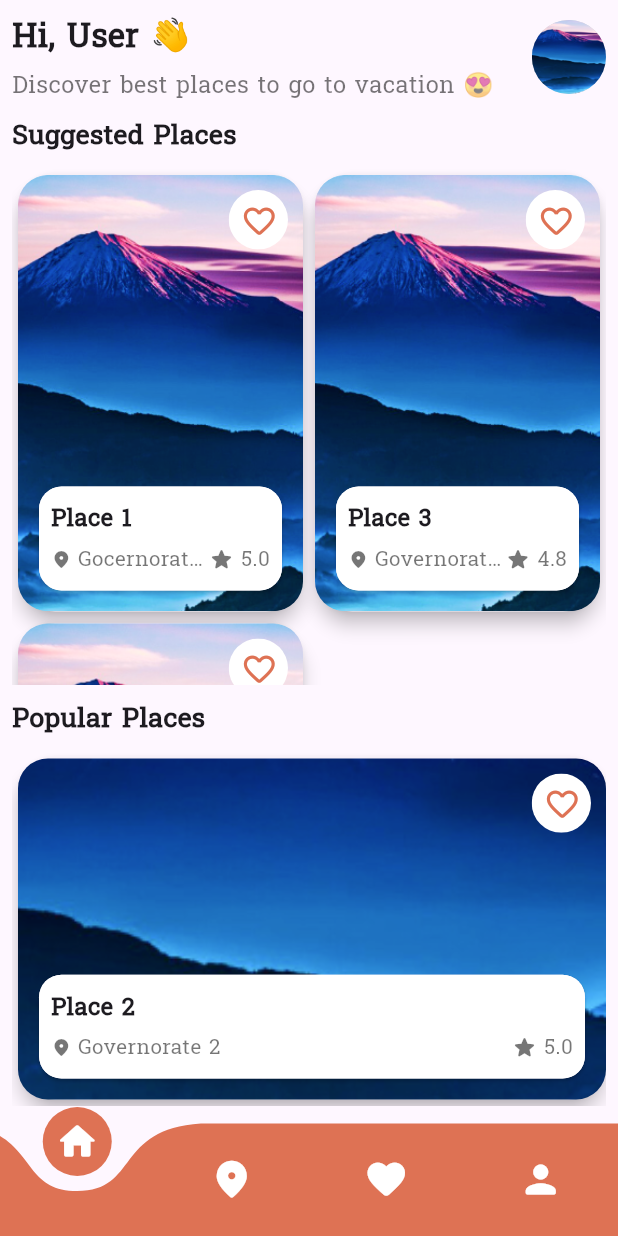
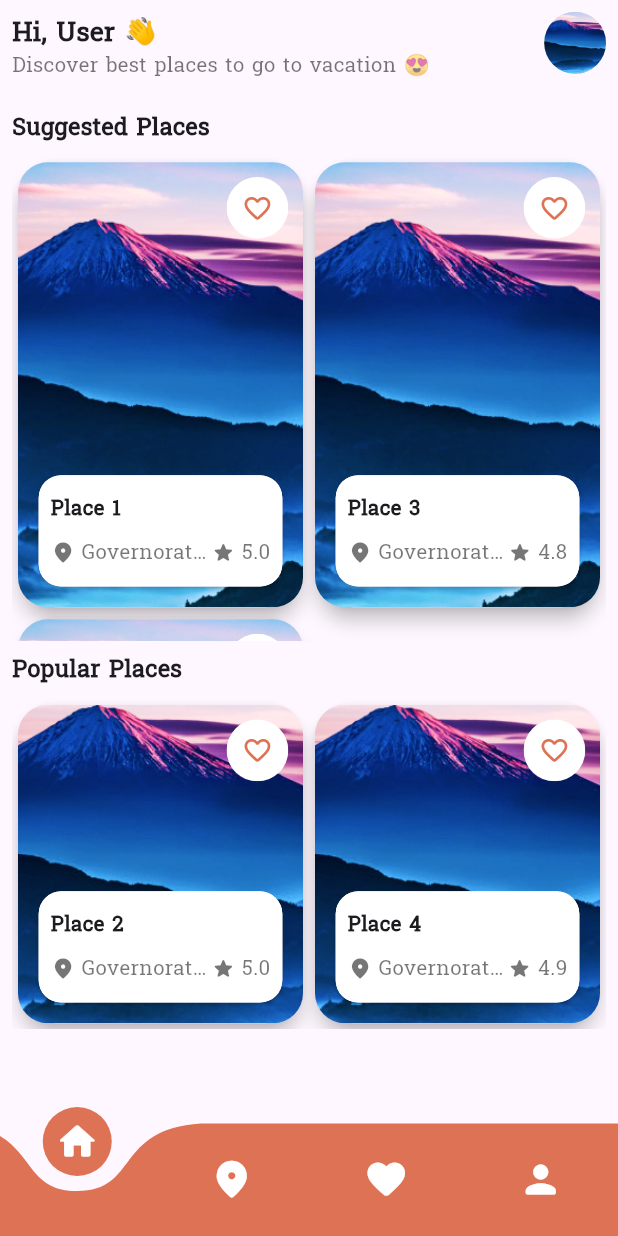
Before and after one commit to HaneenEhdaa/TouristGuide-FlutterApp, a Flutter app: the HomeScreen screen opened by its route, on a phone screen of 412 x 824 dp. Run offline on Flutter 3.47's test engine with Material 3 defaults, Android fonts, the phone set to English and light mode, and no system bars; drawn by our look-alikes of curved_navigation_bar; our stand-ins replace country_picker, flutter_screenutil, shared_preferences; missing offline and left inert: animated_snack_bar; accounts and stored records are empty.

Commit message:
Add ScreenUtil Package and Favorites Logic

```diff
--- a/tourist_guide/lib/core/utils/size_config.dart
+++ /dev/null
@@ -1,37 +0,0 @@
-import 'package:flutter/material.dart';
-
-// A utility class to manage screen dimensions and adapt UI to various screen sizes.
-class SizeConfig {
-  // Static variables to store screen width, height, a default size, and screen orientation.
-  static double? screenWidth;
-  static double? screenHeight;
-  static double? defaultSize;
-  static Orientation? orientation;
-
-  // Method to initialize screen properties based on the given BuildContext.
-  void init(BuildContext context) {
-    // Fetch and store the screen's width and height.
-    screenWidth = MediaQuery.sizeOf(context).width;
-    screenHeight = MediaQuery.sizeOf(context).height;
-
-    // Fetch and store the current screen orientation (landscape or portrait).
-    orientation = MediaQuery.of(context).orientation;
-
-    // Calculate a default size value based on the screen orientation.
-    // In landscape mode, use the height; in portrait mode, use the width.
-    defaultSize = orientation == Orientation.landscape
-        ? screenHeight! * .024
-        : screenWidth! * .024;
-
-    // Print the default size value to the console for debugging purposes.
-    debugPrint('=====\ndefaultSize = $defaultSize\n=====');
-  }
-
-  Widget vSpace(double space) {
-    return SizedBox(height: defaultSize! * space);
-  }
-
-  Widget hSpace(double space) {
-    return SizedBox(width: defaultSize! * space);
-  }
-}
--- a/tourist_guide/lib/core/utils/user_manager.dart
+++ b/tourist_guide/lib/core/utils/user_manager.dart
@@ -1,15 +1,25 @@
 import 'dart:convert';
 
+import 'package:flutter/material.dart';
 import 'package:shared_preferences/shared_preferences.dart';
 
 class UserManager {
+  static late SharedPreferences prefs;
+  static const String kFavListKey = 'fav';
   static const String USERS_KEY = 'users_list';
   static const String CURRENT_USER_KEY = 'current_user';
   static const String IS_LOGGED_IN_KEY = 'isLoggedIn';
 
+  // Initializes the SharedPreferences instance and sets up default values if
+  // certain keys don't exist.
+  void init() async {
+    debugPrint('=====\nInit\n=====');
+    prefs = await SharedPreferences.getInstance();
+    if (!prefs.containsKey('fav')) await prefs.setStringList('fav', []);
+  }
+
   // Get all users
   static Future<List<Map<String, dynamic>>> getAllUsers() async {
-    final prefs = await SharedPreferences.getInstance();
     final usersString = prefs.getString(USERS_KEY);
     if (usersString != null) {
       return List<Map<String, dynamic>>.from(json.decode(usersString));
@@ -19,7 +29,6 @@ class UserManager {
 
   // Get current user
   static Future<Map<String, dynamic>?> getCurrentUser() async {
-    final prefs = await SharedPreferences.getInstance();
     final userString = prefs.getString(CURRENT_USER_KEY);
     if (userString != null) {
       return json.decode(userString);
@@ -30,7 +39,6 @@ class UserManager {
   // Update user
   static Future<bool> updateUser(Map<String, dynamic> updatedUser) async {
     try {
-      final prefs = await SharedPreferences.getInstance();
       List<Map<String, dynamic>> usersList = await getAllUsers();
 
       final index =
@@ -56,7 +64,6 @@ class UserManager {
   // Delete user
   static Future<bool> deleteUser(String userId) async {
     try {
-      final prefs = await SharedPreferences.getInstance();
       List<Map<String, dynamic>> usersList = await getAllUsers();
 
       usersList.removeWhere((user) => user['id'] == userId);
@@ -76,14 +83,22 @@ class UserManager {
 
   // Logout
   static Future<void> logout() async {
-    final prefs = await SharedPreferences.getInstance();
     await prefs.remove(CURRENT_USER_KEY);
     await prefs.setBool(IS_LOGGED_IN_KEY, false);
   }
 
   // Clear all data
   static Future<void> clearAllData() async {
-    final prefs = await SharedPreferences.getInstance();
     await prefs.clear();
   }
+
+  // Saves a list of favorite place IDs to SharedPreferences.
+  void setFavPlaces({required List<String> ids}) async {
+    await prefs.setStringList(kFavListKey, ids);
+  }
+
+// Retrieves the list of favorite place IDs.
+  List<String> getFavPlaces() {
+    return prefs.getStringList(kFavListKey)!;
+  }
 }
--- a/tourist_guide/lib/core/widgets/landmark_card.dart
+++ b/tourist_guide/lib/core/widgets/landmark_card.dart
@@ -1,7 +1,9 @@
 import 'package:flutter/material.dart';
+import 'package:flutter_screenutil/flutter_screenutil.dart';
 import 'package:tourist_guide/core/colors/colors.dart';
-import 'package:tourist_guide/core/utils/size_config.dart';
+import 'package:tourist_guide/core/utils/user_manager.dart';
 import 'package:tourist_guide/data/models/landmark_model.dart';
+import 'package:tourist_guide/data/places_data/places_data.dart';
 
 class LandmarkCard extends StatefulWidget {
   final LandMark place;
@@ -15,8 +17,7 @@ class _LandmarkCardState extends State<LandmarkCard> {
   @override
   Widget build(BuildContext context) {
     return SizedBox(
-      width: SizeConfig.screenWidth! - 12,
-      height: SizeConfig.defaultSize! * 36,
+      width: ScreenUtil().screenWidth / 2 - 8,
       child: Card(
         elevation: 5,
         shape: RoundedRectangleBorder(borderRadius: BorderRadius.circular(25)),
@@ -24,7 +25,7 @@ class _LandmarkCardState extends State<LandmarkCard> {
           children: [
             _cardImg(widget.place.imgPath),
             Padding(
-              padding: const EdgeInsets.all(10.0),
+              padding: EdgeInsets.all(10.0.r),
               child: Column(
                 mainAxisAlignment: MainAxisAlignment.spaceBetween,
                 children: [
@@ -55,8 +56,8 @@ class _LandmarkCardState extends State<LandmarkCard> {
         borderRadius: BorderRadius.circular(20),
         child: Image.asset(
           imgPath,
-          height: SizeConfig.defaultSize! * 36,
-          width: SizeConfig.screenWidth! - 8,
+          height: 1.sh,
+          width: 1.sw,
           fit: BoxFit.cover,
         ),
       ),
@@ -69,27 +70,25 @@ class _LandmarkCardState extends State<LandmarkCard> {
     return Row(
       mainAxisAlignment: MainAxisAlignment.end,
       children: [
-        // const Expanded(child: SizedBox()),
         ClipOval(
           child: Container(
-            width: SizeConfig.defaultSize! * 4,
-            height: SizeConfig.defaultSize! * 4,
+            width: 0.05.sh,
+            height: 0.05.sh,
             decoration: detailsBoxTheme(15),
             child: Center(
               child: IconButton(
                 icon: Icon(
                   fav ? Icons.favorite_rounded : Icons.favorite_border_rounded,
-                  size: SizeConfig.defaultSize! * 2.5,
+                  size: 0.025.sh,
                 ),
                 color: kMainColor,
                 onPressed: () {
-                  // setState(() {
-                  //   kPlaces[int.parse(placeId)].fav = !fav;
-                  //   //
-                  //   List<String> favPlaces = SharedPrefs().getFavPlaces();
-                  //   !fav ? favPlaces.add(placeId) : favPlaces.remove(placeId);
-                  //   SharedPrefs().setFavPlaces(ids: favPlaces);
-                  // });
+                  setState(() {
+                    PlacesData.kLandmarks[int.parse(placeId)].fav = !fav;
+                    List<String> favPlaces = UserManager().getFavPlaces();
+                    !fav ? favPlaces.add(placeId) : favPlaces.remove(placeId);
+                    UserManager().setFavPlaces(ids: favPlaces);
+                  });
                 },
               ),
             ),
@@ -105,8 +104,8 @@ class _LandmarkCardState extends State<LandmarkCard> {
     return Card(
       shape: RoundedRectangleBorder(borderRadius: BorderRadius.circular(15)),
       child: Container(
-        height: SizeConfig.defaultSize! * 7,
-        width: SizeConfig.screenWidth! - 12,
+        height: 0.09.sh,
+        width: ScreenUtil().screenWidth - 12,
         decoration: detailsBoxTheme(15),
         padding: const EdgeInsets.all(8),
         child: Column(
@@ -116,7 +115,7 @@ class _LandmarkCardState extends State<LandmarkCard> {
             Text(
               name,
               style: TextStyle(
-                fontSize: SizeConfig.defaultSize! * 1.6,
+                fontSize: 14.sp,
                 fontWeight: FontWeight.bold,
                 overflow: TextOverflow.ellipsis,
               ),
@@ -130,14 +129,14 @@ class _LandmarkCardState extends State<LandmarkCard> {
                       Icon(
                         Icons.place_rounded,
                         color: kLightBlack,
-                        size: SizeConfig.defaultSize! * 1.4,
+                        size: 0.020.sh,
                       ),
                       const SizedBox(width: 4),
                       Expanded(
                         child: Text(
                           gov,
                           style: TextStyle(
-                            fontSize: SizeConfig.defaultSize! * 1.4,
+                            fontSize: 14.sp,
                             color: kLightBlack,
                             overflow: TextOverflow.ellipsis,
                           ),
@@ -148,16 +147,17 @@ class _LandmarkCardState extends State<LandmarkCard> {
                 ),
                 Row(
                   children: [
-                    const Icon(
+                    Icon(
                       Icons.star_rounded,
                       color: kLightBlack,
-                      size: 18,
+                      size: 0.020.sh,
+                      // 18,
                     ),
                     const SizedBox(width: 4),
                     Text(
                       rate,
                       style: TextStyle(
-                        fontSize: SizeConfig.defaultSize! * 1.4,
+                        fontSize: 14.sp,
                         color: kLightBlack,
                       ),
                     ),
--- a/tourist_guide/lib/data/places_data/places_data.dart
+++ b/tourist_guide/lib/data/places_data/places_data.dart
@@ -1,14 +1,17 @@
+import 'package:tourist_guide/core/utils/user_manager.dart';
 import 'package:tourist_guide/data/models/landmark_model.dart';
 
 class PlacesData {
+  static List<String> favPlaces = UserManager().getFavPlaces();
+
   static List<LandMark> kLandmarks = [
     LandMark(
         id: '0',
         imgPath: 'assets/images/card_bg.png',
         name: 'Place 1',
-        governorate: 'Gocernorate 1',
+        governorate: 'Governorate 1',
         rate: '5.0',
-        fav: false,
+        fav: favPlaces.contains('0') ? true : false,
         description: '''
 This is Test Description...This is Test Description...This is Test Description...This is Test Description...This is Test Description...This is Test Description...This is Test Description...This is Test Description...This is Test Description...This is Test Description...This is Test Description...
 '''),
@@ -18,7 +21,7 @@ This is Test Description...This is Test Description...This is Test Description..
         name: 'Place 2',
         governorate: 'Governorate 2',
         rate: '5.0',
-        fav: false,
+        fav: favPlaces.contains('1') ? true : false,
         description: '''
 This is Test Description...This is Test Description...This is Test Description...This is Test Description...This is Test Description...This is Test Description...This is Test Description...This is Test Description...This is Test Description...This is Test Description...This is Test Description...
 '''),
@@ -28,7 +31,7 @@ This is Test Description...This is Test Description...This is Test Description..
         name: 'Place 3',
         governorate: 'Governorate 3',
         rate: '4.8',
-        fav: false,
+        fav: favPlaces.contains('2') ? true : false,
         description: '''
 This is Test Description...This is Test Description...This is Test Description...This is Test Description...This is Test Description...This is Test Description...This is Test Description...This is Test Description...This is Test Description...This is Test Description...This is Test Description...
 '''),
@@ -38,7 +41,7 @@ This is Test Description...This is Test Description...This is Test Description..
         name: 'Place 4',
         governorate: 'Governorate 4',
         rate: '4.9',
-        fav: false,
+        fav: favPlaces.contains('3') ? true : false,
         description: '''
 This is Test Description...This is Test Description...This is Test Description...This is Test Description...This is Test Description...This is Test Description...This is Test Description...This is Test Description...This is Test Description...This is Test Description...This is Test Description...
 '''),
@@ -48,7 +51,7 @@ This is Test Description...This is Test Description...This is Test Description..
         name: 'Place 5',
         governorate: 'Governorate 5',
         rate: '4.9',
-        fav: false,
+        fav: favPlaces.contains('4') ? true : false,
         description: '''
 This is Test Description...This is Test Description...This is Test Description...This is Test Description...This is Test Description...This is Test Description...This is Test Description...This is Test Description...This is Test Description...This is Test Description...This is Test Description...
 '''),
@@ -58,7 +61,7 @@ This is Test Description...This is Test Description...This is Test Description..
         name: 'Place 6',
         governorate: 'Governorate 6',
         rate: '4.9',
-        fav: false,
+        fav: favPlaces.contains('5') ? true : false,
         description: '''
 This is Test Description...This is Test Description...This is Test Description...This is Test Description...This is Test Description...This is Test Description...This is Test Description...This is Test Description...This is Test Description...This is Test Description...This is Test Description...
 '''),
--- a/tourist_guide/lib/main.dart
+++ b/tourist_guide/lib/main.dart
@@ -1,12 +1,13 @@
 import 'package:flutter/material.dart';
-import 'package:tourist_guide/core/utils/size_config.dart';
+import 'package:flutter_screenutil/flutter_screenutil.dart';
+import 'package:tourist_guide/core/utils/user_manager.dart';
 import 'package:tourist_guide/ui/auth/login.dart';
 import 'package:tourist_guide/ui/home/home.dart';
 import 'package:tourist_guide/ui/auth/signup.dart';
 import 'package:tourist_guide/ui/home/welcome_screen.dart';
 import 'package:tourist_guide/ui/landmarks/details_screen.dart';
 
-void main() {
+void main() async {
   runApp(const MyApp());
 }
 
@@ -15,15 +16,19 @@ class MyApp extends StatelessWidget {
 
   @override
   Widget build(BuildContext context) {
-    SizeConfig().init(context);
+    UserManager().init();
 
-    return MaterialApp(
+    return ScreenUtilInit(
+      designSize: const Size(390, 844),
+      minTextAdapt: true,
+      splitScreenMode: true,
+      child: MaterialApp(
         debugShowCheckedModeBanner: false,
         theme: ThemeData(
           primarySwatch: Colors.blue,
           fontFamily: 'Suwannaphum',
         ),
-      home: HomeScreen(),
+        home: Login(),
         routes: {
           '/login': (context) => const Login(),
           '/signup': (context) => const Signup(),
@@ -31,6 +36,7 @@ class MyApp extends StatelessWidget {
           '/home': (context) => const HomeScreen(),
           '/details': (context) => const DetailsScreen(),
         },
+      ),
     );
   }
 }
--- a/tourist_guide/lib/ui/home/home.dart
+++ b/tourist_guide/lib/ui/home/home.dart
@@ -1,5 +1,6 @@
 import 'package:curved_navigation_bar/curved_navigation_bar.dart';
 import 'package:flutter/material.dart';
+import 'package:flutter_screenutil/flutter_screenutil.dart';
 import 'package:tourist_guide/core/colors/colors.dart';
 import 'package:tourist_guide/ui/landmarks/fav_screen.dart';
 import 'package:tourist_guide/ui/landmarks/govs_screen.dart';
@@ -21,6 +22,7 @@ class _HomeScreenState extends State<HomeScreen> {
 // a PageView and a bottom curved navigation bar.
   @override
   Widget build(BuildContext context) {
+    ScreenUtil.enableScale(enableWH: () => true, enableText: () => true);
     return Scaffold(
       body: _body(),
       bottomNavigationBar: _curvedNavBar(),
@@ -49,7 +51,7 @@ class _HomeScreenState extends State<HomeScreen> {
       index: pageIndex,
       backgroundColor: Colors.transparent,
       color: kMainColor,
-      items: const [
+      items: [
         Icon(Icons.home_rounded, size: 30, color: kWhite),
         Icon(Icons.place_rounded, size: 30, color: kWhite),
         Icon(Icons.favorite_rounded, size: 30, color: kWhite),
--- a/tourist_guide/lib/ui/landmarks/places_screen.dart
+++ b/tourist_guide/lib/ui/landmarks/places_screen.dart
@@ -1,6 +1,6 @@
 import 'package:flutter/material.dart';
+import 'package:flutter_screenutil/flutter_screenutil.dart';
 import 'package:tourist_guide/core/colors/colors.dart';
-import 'package:tourist_guide/core/utils/size_config.dart';
 import 'package:tourist_guide/core/widgets/landmark_card.dart';
 import 'package:tourist_guide/data/places_data/places_data.dart';
 
@@ -13,10 +13,15 @@ class PlacesScreen extends StatelessWidget {
   @override
   Widget build(BuildContext context) {
     return Scaffold(
-      body: Padding(
+      body: SingleChildScrollView(
+        child: SizedBox(
+          height: 1.sh - 75,
+          child: Padding(
             padding: const EdgeInsets.all(8.0),
             child: Column(
               children: [_header(), _body()],
+            ),
+          ),
         ),
       ),
     );
@@ -26,8 +31,11 @@ class PlacesScreen extends StatelessWidget {
 // Displays the user's profile picture. If no image path is saved, a default logo image is shown.
   Widget _header() {
     return SafeArea(
+      child: SizedBox(
+        height: 0.07.sh,
         child: Row(
           mainAxisAlignment: MainAxisAlignment.spaceBetween,
+          crossAxisAlignment: CrossAxisAlignment.start,
           children: [
             Column(
               crossAxisAlignment: CrossAxisAlignment.start,
@@ -35,15 +43,14 @@ class PlacesScreen extends StatelessWidget {
                 Text(
                   'Hi, User 👋',
                   style: TextStyle(
-                  fontSize: SizeConfig.defaultSize! * 2.2,
+                    fontSize: 18.sp,
                     fontWeight: FontWeight.bold,
                   ),
                 ),
-              SizeConfig().vSpace(0.5),
                 Text(
                   'Discover best places to go to vacation 😍',
                   style: TextStyle(
-                  fontSize: SizeConfig.defaultSize! * 1.6,
+                    fontSize: 14.sp,
                     color: kLightBlack,
                   ),
                 ),
@@ -51,8 +58,8 @@ class PlacesScreen extends StatelessWidget {
             ),
             ClipOval(
               child: Container(
-              height: SizeConfig.defaultSize! * 5,
-              width: SizeConfig.defaultSize! * 5,
+                height: 0.05.sh,
+                width: 0.05.sh,
                 color: kGrey,
                 child: Image.asset(
                   'assets/images/card_bg.png',
@@ -62,6 +69,7 @@ class PlacesScreen extends StatelessWidget {
             )
           ],
         ),
+      ),
     );
   }
 
@@ -70,7 +78,7 @@ class PlacesScreen extends StatelessWidget {
     return Expanded(
       child: Column(
         children: [
-          _suggestedkPlaces(),
+          _suggestedPlaces(),
           _popularPlaces(),
         ],
       ),
@@ -79,29 +87,28 @@ class PlacesScreen extends StatelessWidget {
 
 // Displays a list of suggested places in a grid. It uses a GridView.builder to
 // show the places in a 2-column grid. Each place is shown using the PlaceCard widget.
-  Widget _suggestedkPlaces() {
-    return Expanded(
+  Widget _suggestedPlaces() {
+    return SizedBox(
+      height: 0.53.sh - 75,
       child: Column(
         crossAxisAlignment: CrossAxisAlignment.start,
         mainAxisAlignment: MainAxisAlignment.start,
         children: [
-          SizeConfig().vSpace(1),
+          SizedBox(height: 0.01.sh),
           Text(
             'Suggested Places',
             style: TextStyle(
-              fontSize: SizeConfig.defaultSize! * 1.8,
+              fontSize: 16.sp,
               fontWeight: FontWeight.bold,
             ),
           ),
-          SizeConfig().vSpace(1),
+          SizedBox(height: 0.01.sh),
           Expanded(
             child: GridView.builder(
               padding: EdgeInsets.zero,
               itemCount: PlacesData().suggestedPlaces().length,
               gridDelegate: SliverGridDelegateWithFixedCrossAxisCount(
-                crossAxisCount: 2,
-                childAspectRatio: SizeConfig.defaultSize! * 0.067,
-              ),
+                  crossAxisCount: 2, childAspectRatio: 0.65),
               itemBuilder: (context, index) =>
                   LandmarkCard(place: PlacesData().suggestedPlaces()[index]),
             ),
@@ -114,22 +121,22 @@ class PlacesScreen extends StatelessWidget {
 // Displays a list of popular places (which is the reverse order of kPlaces) in
 // a horizontal scrolling list. The PlaceCard widget is used for each place in the list.
   Widget _popularPlaces() {
-    return Column(
+    return SizedBox(
+      height: 0.41.sh - 75,
+      child: Column(
         crossAxisAlignment: CrossAxisAlignment.start,
         mainAxisAlignment: MainAxisAlignment.start,
         children: [
-        SizeConfig().vSpace(1),
+          SizedBox(height: 0.01.sh),
           Text(
             'Popular Places',
             style: TextStyle(
-            fontSize: SizeConfig.defaultSize! * 1.8,
+              fontSize: 16.sp,
               fontWeight: FontWeight.bold,
             ),
           ),
-        SizeConfig().vSpace(1),
-        SizedBox(
-          height: SizeConfig.screenHeight! / 3.5,
-          width: double.infinity,
+          SizedBox(height: 0.01.sh),
+          Expanded(
             child: ListView.builder(
               scrollDirection: Axis.horizontal,
               itemCount: PlacesData().popularPlaces().length,
@@ -138,8 +145,9 @@ class PlacesScreen extends StatelessWidget {
               },
             ),
           ),
-        SizeConfig().vSpace(0.4),
+          SizedBox(height: 0.005.sh),
         ],
+      ),
     );
   }
 }
--- a/tourist_guide/pubspec.yaml
+++ b/tourist_guide/pubspec.yaml
@@ -40,6 +40,7 @@ dependencies:
   shared_preferences: ^2.3.4
   country_picker: ^2.0.27
   animated_snack_bar: ^0.4.0
+  flutter_screenutil: ^5.9.3
 
 dev_dependencies:
   flutter_test:
```
Also changed, not shown: tourist_guide/pubspec.lock. Lines whose indentation alone changed are shown as unchanged.
